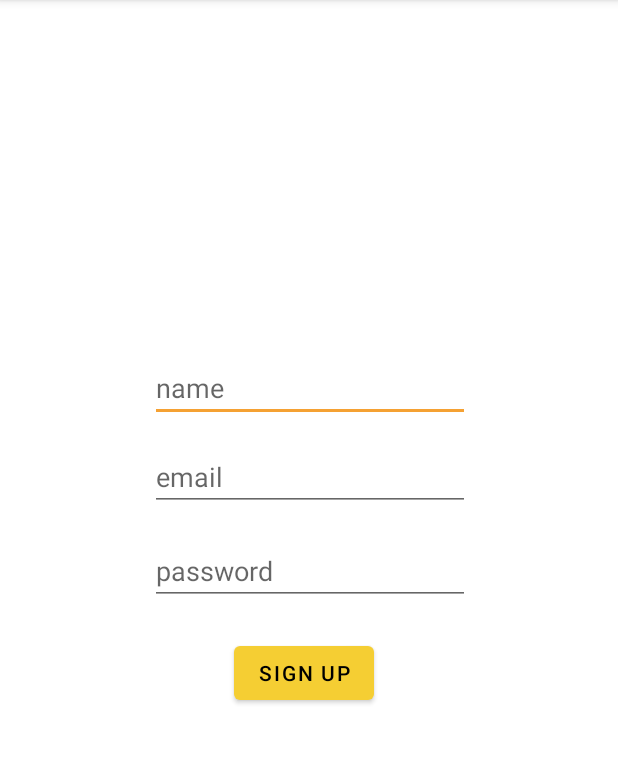
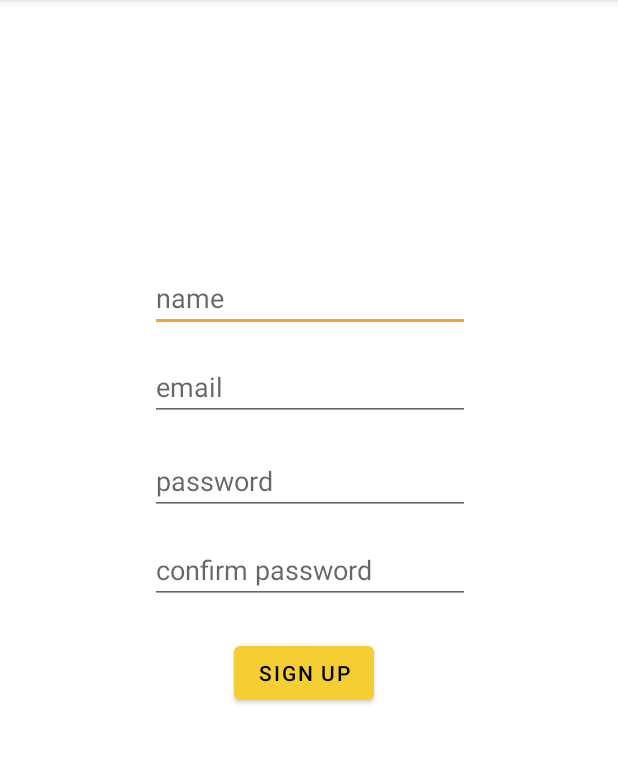
Before and after one commit to sguan12-mu/coinage, an Android app: the RegisterActivity screen opened directly, with no data from a screen before it, on a phone screen of 412 x 824 dp, the part 84-848 px from its top. Run offline under Robolectric (Android 15) with nearby library versions, the light colour scheme and no system bars; libraries missing offline, so code that uses them is left out: com.parse.

Commit message:
confirm password

```diff
--- a/app/src/main/java/com/example/coinage/RegisterActivity.java
+++ b/app/src/main/java/com/example/coinage/RegisterActivity.java
@@ -19,6 +19,7 @@ public class RegisterActivity extends AppCompatActivity {
     private EditText etName;
     private EditText etEmailReg;
     private EditText etPasswordReg;
+    private EditText etPasswordConfirm;
     private Button btnFinishRegister;
 
     @Override
@@ -29,6 +30,7 @@ public class RegisterActivity extends AppCompatActivity {
         etName = findViewById(R.id.etName);
         etEmailReg = findViewById(R.id.etEmailReg);
         etPasswordReg = findViewById(R.id.etPasswordReg);
+        etPasswordConfirm = findViewById(R.id.etPasswordConfirm);
         btnFinishRegister = findViewById(R.id.btnFinishRegister);
         btnFinishRegister.setOnClickListener(new View.OnClickListener() {
             @Override
@@ -36,7 +38,13 @@ public class RegisterActivity extends AppCompatActivity {
                 String name = etName.getText().toString();
                 String email = etEmailReg.getText().toString();
                 String password = etPasswordReg.getText().toString();
-                signupUser(name, email, password);
+                String passwordConfirm = etPasswordConfirm.getText().toString();
+                if (password.equals(passwordConfirm)) {
+                    signupUser(name, email, password);
+                }
+                else {
+                    Toast.makeText(RegisterActivity.this, "passwords don't match", Toast.LENGTH_SHORT).show();
+                }
             }
         });
     }
--- a/app/src/main/res/layout/activity_register.xml
+++ b/app/src/main/res/layout/activity_register.xml
@@ -11,7 +11,7 @@
         android:layout_width="wrap_content"
         android:layout_height="wrap_content"
         android:layout_marginStart="100dp"
-        android:layout_marginTop="236dp"
+        android:layout_marginTop="176dp"
         android:ems="10"
         android:hint="name"
         android:inputType="textPersonName"
@@ -42,13 +42,25 @@
         app:layout_constraintStart_toStartOf="parent"
         app:layout_constraintTop_toBottomOf="@+id/etEmailReg" />
 
+    <EditText
+        android:id="@+id/etPasswordConfirm"
+        android:layout_width="wrap_content"
+        android:layout_height="wrap_content"
+        android:layout_marginStart="100dp"
+        android:layout_marginTop="14dp"
+        android:ems="10"
+        android:hint="confirm password"
+        android:inputType="textPassword"
+        app:layout_constraintStart_toStartOf="parent"
+        app:layout_constraintTop_toBottomOf="@+id/etPasswordReg" />
+
     <Button
         android:id="@+id/btnFinishRegister"
         android:layout_width="wrap_content"
         android:layout_height="wrap_content"
         android:layout_marginStart="156dp"
-        android:layout_marginTop="21dp"
+        android:layout_marginTop="22dp"
         android:text="Sign Up"
         app:layout_constraintStart_toStartOf="parent"
-        app:layout_constraintTop_toBottomOf="@+id/etPasswordReg" />
+        app:layout_constraintTop_toBottomOf="@+id/etPasswordConfirm" />
 </androidx.constraintlayout.widget.ConstraintLayout>
```
